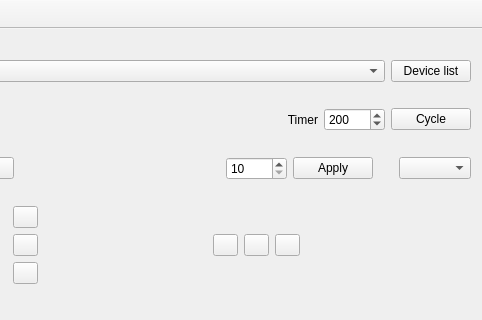
Old version of the form test_1/mainwindow.ui in the repository breton75/MAX; both pictures show x 167 to 649 and y 0 to 320 of the 649 by 512 pixel window.
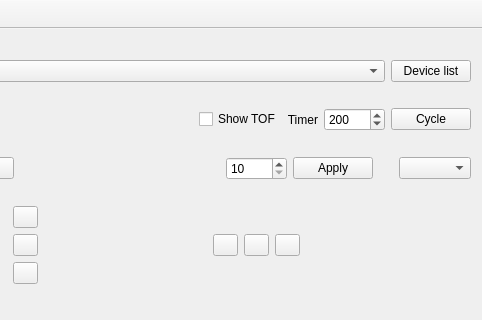
New version of the form. Icons and pictures are not drawn.

```diff
--- a/test_1/mainwindow.ui
+++ b/test_1/mainwindow.ui
@@ -63,6 +63,13 @@
         </property>
        </spacer>
       </item>
+      <item>
+       <widget class="QCheckBox" name="checkShowTOF">
+        <property name="text">
+         <string>Show TOF</string>
+        </property>
+       </widget>
+      </item>
       <item>
        <widget class="QLabel" name="lblTimer">
         <property name="text">
```
